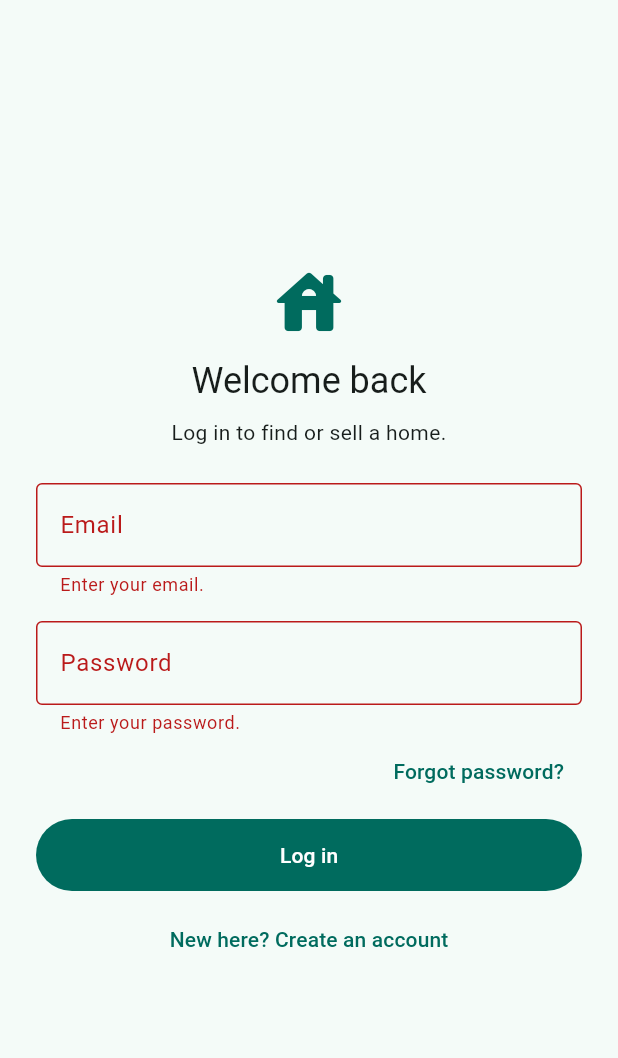
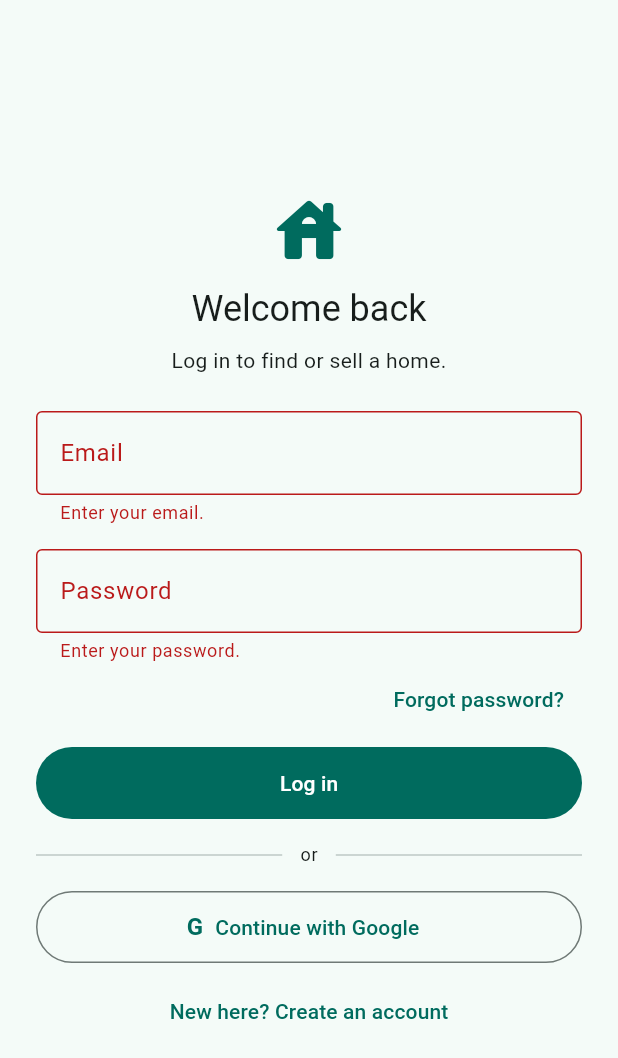
Before and after one commit to kirtan232/house_business, a Flutter app: the screen it shows after launch, after a tap on "Log in", on a phone screen of 412 x 824 dp. Shown: the top 1058 px of the screen. Run offline on Flutter 3.47's test engine with Material 3 defaults, Android fonts, the phone set to English and light mode, and no system bars; our stand-ins replace firebase_auth, firebase_core, flutter_riverpod, go_router, google_sign_in; accounts and stored records are empty.

Commit message:
Added Google sign-in
Added Google sign-in

```diff
--- a/lib/core/widgets/auth_form_layout.dart
+++ b/lib/core/widgets/auth_form_layout.dart
@@ -55,6 +55,48 @@ class AuthFormLayout extends StatelessWidget {
   }
 }
 
+// "or" line plus the Continue with Google button, used on login and sign up.
+class GoogleSignInSection extends StatelessWidget {
+  const GoogleSignInSection({super.key, required this.loading, required this.onPressed});
+
+  final bool loading;
+  final VoidCallback onPressed;
+
+  @override
+  Widget build(BuildContext context) {
+    final theme = Theme.of(context);
+    return Column(
+      crossAxisAlignment: CrossAxisAlignment.stretch,
+      children: [
+        const SizedBox(height: 16),
+        Row(
+          children: [
+            const Expanded(child: Divider()),
+            Padding(
+              padding: const EdgeInsets.symmetric(horizontal: 12),
+              child: Text('or', style: theme.textTheme.bodySmall),
+            ),
+            const Expanded(child: Divider()),
+          ],
+        ),
+        const SizedBox(height: 16),
+        OutlinedButton.icon(
+          style: OutlinedButton.styleFrom(minimumSize: const Size.fromHeight(48)),
+          onPressed: loading ? null : onPressed,
+          icon: Text(
+            'G',
+            style: theme.textTheme.titleMedium?.copyWith(
+              fontWeight: FontWeight.bold,
+              color: theme.colorScheme.primary,
+            ),
+          ),
+          label: const Text('Continue with Google'),
+        ),
+      ],
+    );
+  }
+}
+
 // Button that shows a small spinner while loading.
 class LoadingButton extends StatelessWidget {
   const LoadingButton({
--- a/lib/data/auth_repository.dart
+++ b/lib/data/auth_repository.dart
@@ -1,6 +1,7 @@
 import 'package:firebase_auth/firebase_auth.dart';
 import 'package:flutter/foundation.dart';
 import 'package:flutter_riverpod/flutter_riverpod.dart';
+import 'package:google_sign_in/google_sign_in.dart';
 
 // Small user object so screens and tests do not depend on the Firebase User class.
 class AuthUser {
@@ -23,6 +24,8 @@ abstract class AuthRepository {
   Future<void> signIn(String email, String password);
   Future<void> signUp(String email, String password);
   Future<void> sendPasswordReset(String email);
+  // Does nothing if the user closes the Google account picker.
+  Future<void> signInWithGoogle();
   Future<void> signOut();
 }
 
@@ -57,8 +60,40 @@ class FirebaseAuthRepository implements AuthRepository {
   Future<void> sendPasswordReset(String email) =>
       _run(() => _auth.sendPasswordResetEmail(email: email));
 
+  // On Android the Google plugin reads the web client ID from google-services.json,
+  // so no ID is written in the code.
+  final GoogleSignIn _google = GoogleSignIn.instance;
+  bool _googleReady = false;
+
   @override
-  Future<void> signOut() => _auth.signOut();
+  Future<void> signInWithGoogle() async {
+    try {
+      if (!_googleReady) {
+        await _google.initialize();
+        _googleReady = true;
+      }
+      final account = await _google.authenticate();
+      final idToken = account.authentication.idToken;
+      if (idToken == null) {
+        throw const AuthFailure('Google did not send a sign in token. Please try again.');
+      }
+      await _run(() => _auth.signInWithCredential(
+            GoogleAuthProvider.credential(idToken: idToken),
+          ));
+    } on GoogleSignInException catch (e) {
+      // Closing the account picker is not an error.
+      if (e.code == GoogleSignInExceptionCode.canceled) return;
+      debugPrint('[auth] google error code=${e.code.name}');
+      throw AuthFailure(friendlyGoogleError(e.code));
+    }
+  }
+
+  @override
+  Future<void> signOut() async {
+    // Also sign out of Google so the account picker shows next time.
+    if (_googleReady) await _google.signOut();
+    await _auth.signOut();
+  }
 
   Future<void> _run(Future<Object?> Function() action) async {
     try {
@@ -92,7 +127,23 @@ String friendlyAuthError(String code) {
       return "Can't reach the server. Check your internet connection.";
     case 'operation-not-allowed':
       return 'This sign in method is not turned on in Firebase.';
+    case 'account-exists-with-different-credential':
+      return 'This email already has an account. Log in with your password.';
     default:
       return 'Something went wrong ($code). Please try again.';
   }
 }
+
+String friendlyGoogleError(GoogleSignInExceptionCode code) {
+  switch (code) {
+    case GoogleSignInExceptionCode.clientConfigurationError:
+    case GoogleSignInExceptionCode.providerConfigurationError:
+      return 'Google sign in is not set up right for this app yet.';
+    case GoogleSignInExceptionCode.uiUnavailable:
+      return 'Google sign in could not open. Make sure a Google account is on this phone.';
+    case GoogleSignInExceptionCode.interrupted:
+      return 'Google sign in was interrupted. Please try again.';
+    default:
+      return 'Google sign in failed. Please try again.';
+  }
+}
--- a/lib/features/auth/login_screen.dart
+++ b/lib/features/auth/login_screen.dart
@@ -29,6 +29,21 @@ class _LoginScreenState extends ConsumerState<LoginScreen> {
     });
     try {
       await ref.read(authRepositoryProvider).signIn(_email.text.trim(), _password.text);
+    } on AuthFailure catch (e) {
+      if (mounted) setState(() => _error = e.message);
+    } finally {
+      if (mounted) setState(() => _loading = false);
+    }
+  }
+
+  Future<void> _google() async {
+    if (_loading) return;
+    setState(() {
+      _loading = true;
+      _error = null;
+    });
+    try {
+      await ref.read(authRepositoryProvider).signInWithGoogle();
     } on AuthFailure catch (e) {
       if (mounted) setState(() => _error = e.message);
     } finally {
@@ -79,6 +94,7 @@ class _LoginScreenState extends ConsumerState<LoginScreen> {
           ),
           const SizedBox(height: 8),
           LoadingButton(label: 'Log in', loading: _loading, onPressed: _submit),
+          GoogleSignInSection(loading: _loading, onPressed: _google),
           const SizedBox(height: 8),
           TextButton(
             onPressed: _loading ? null : () => context.push('/signup'),
```
Also changed, not shown: lib/features/auth/sign_up_screen.dart (+16 -0 lines), 3 other files.
